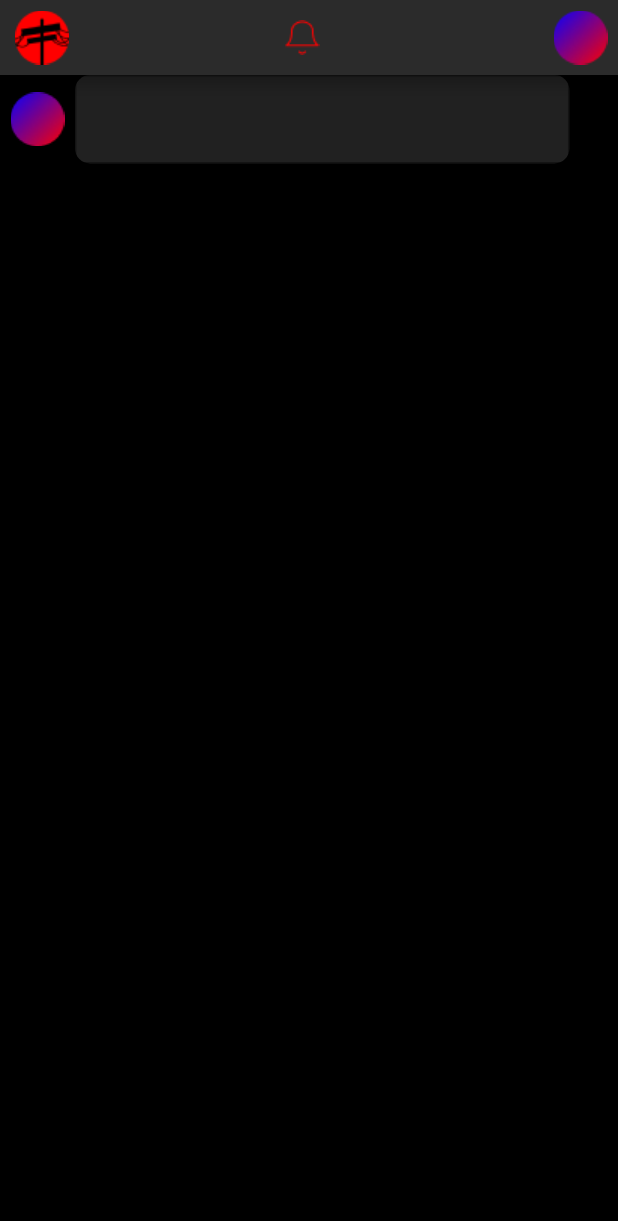
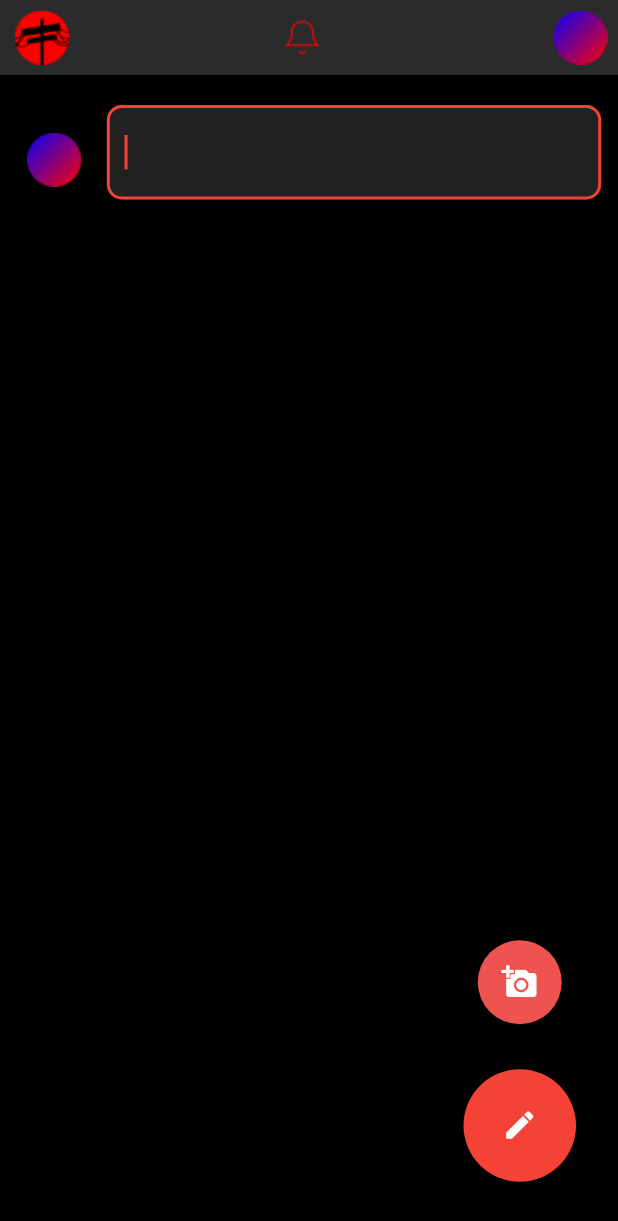
Before and after one commit to PeriNetwork/MobilePeri, a Flutter app: the WritePostPage screen opened by its route, on a phone screen of 412 x 824 dp. Shown: the top 1221 px of the screen. Run offline on Flutter 3.47's test engine with Material 2 defaults, Android fonts, the phone set to English and light mode, and no system bars; our stand-ins replace font_awesome_flutter, like_button.

Commit message:
create post final

```diff
--- a/peri_mobile_flutter/lib/write_post_page/write_post_page.dart
+++ b/peri_mobile_flutter/lib/write_post_page/write_post_page.dart
@@ -12,12 +12,16 @@ class WritePostPage extends StatelessWidget {
     return Scaffold(
         backgroundColor: Colors.black,
         appBar: PreferredSize(
-            child: PeriNavBar(), preferredSize: const Size.fromHeight(50)),
-        body: Column(
-
+            preferredSize: const Size.fromHeight(50), child: PeriNavBar()),
+        body: Stack(
           children: [
-            Container(
-              child: Row(
+            Column(
+              children: [
+                SizedBox(
+                  height: 20,
+                ),
+                Row(
+                  mainAxisAlignment: MainAxisAlignment.center,
                   children: [
                     Column(
                       children: [
@@ -27,22 +31,65 @@ class WritePostPage extends StatelessWidget {
                         )
                       ],
                     ),
+                    SizedBox(
+                      width: 10,
+                    ),
+                    Column(
+                      children: [
                         Container(
                           width: 0.8 * (MediaQuery.of(context).size.width),
-                    decoration: BoxDecoration(color: Colors.grey[900], borderRadius: BorderRadius.circular(10)),
+                          decoration: BoxDecoration(
+                              color: Colors.grey[900],
+                              borderRadius: BorderRadius.circular(10)),
                           child: Expanded(
                               child: TextField(
+                            autofocus: true,
                             minLines: 1,
                             maxLines: 10,
                             decoration: InputDecoration(
-
-                        border: OutlineInputBorder()
-                      ), style: TextStyle(color: Colors.white),
+                              border: OutlineInputBorder(
+                                  borderRadius: BorderRadius.circular(10)),
+                            ),
+                            style: TextStyle(color: Colors.white, fontSize: 20),
+                          )),
+                        ),
+                        SizedBox(
+                          height: 10,
+                        ),
+                      ],
+                    )
+                  ],
+                )
+              ],
+            ),
+            Positioned(
+                top: 0.7 * (MediaQuery.of(context).size.height),
+                left: 0.75 * (MediaQuery.of(context).size.width),
+                child: Column(
+                  children: [
+                    FloatingActionButton(
+                        backgroundColor: Colors.red[400],
+                        onPressed: () {},
+                        child: Icon(
+                          Icons.add_a_photo,
+                          color: Colors.white,
+                        )),
+                    SizedBox(
+                      height: 30,
+                    ),
+                    SizedBox(
+                      width: 75,
+                      height: 75,
+                      child: FloatingActionButton(
+                          backgroundColor: Colors.red,
+                          onPressed: () {},
+                          child: Icon(
+                            Icons.create,
+                            color: Colors.white,
                           )),
                     )
                   ],
-              ),
-            )
+                ))
           ],
         ));
   }
```
Also changed, not shown: peri_mobile_flutter/pubspec.lock. Lines whose indentation alone changed are shown as unchanged.
